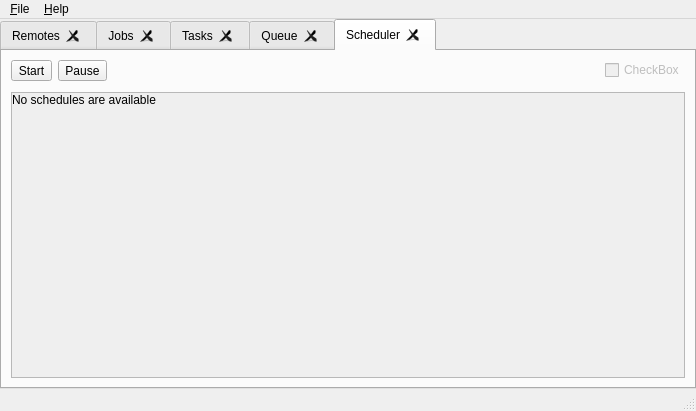
Qt form src/main_window.ui (Bdrey503/RcloneBrowser) before a commit.
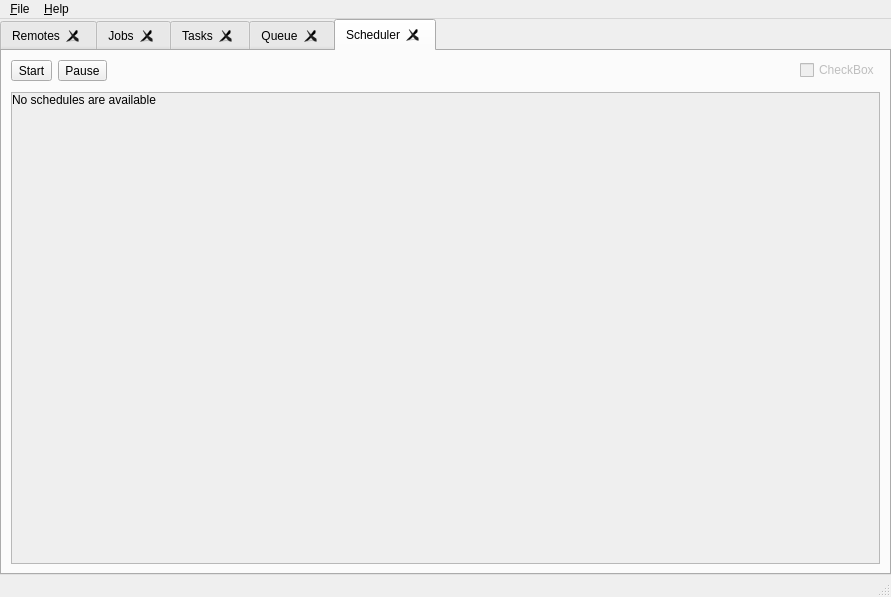
The same form after that commit.

The edit to the form file:
```diff
--- a/src/main_window.ui
+++ b/src/main_window.ui
@@ -6,8 +6,8 @@
    <rect>
     <x>0</x>
     <y>0</y>
-    <width>696</width>
-    <height>411</height>
+    <width>891</width>
+    <height>597</height>
    </rect>
   </property>
   <property name="windowTitle">
@@ -722,6 +722,39 @@
             </property>
            </widget>
           </item>
+          <item>
+           <spacer name="horizontalSpacer_10">
+            <property name="orientation">
+             <enum>Qt::Horizontal</enum>
+            </property>
+            <property name="sizeType">
+             <enum>QSizePolicy::Fixed</enum>
+            </property>
+            <property name="sizeHint" stdset="0">
+             <size>
+              <width>40</width>
+              <height>20</height>
+             </size>
+            </property>
+           </spacer>
+          </item>
+          <item>
+           <widget class="QLabel" name="labelSchedulerInfoStart">
+            <property name="styleSheet">
+             <string notr="true">color: green; font-weight: bold;</string>
+            </property>
+            <property name="text">
+             <string/>
+            </property>
+           </widget>
+          </item>
+          <item>
+           <widget class="QLabel" name="labelSchedulerInfoStop">
+            <property name="text">
+             <string/>
+            </property>
+           </widget>
+          </item>
           <item>
            <spacer name="horizontalSpacer_19">
             <property name="orientation">
@@ -773,8 +806,8 @@
             <rect>
              <x>0</x>
              <y>0</y>
-             <width>648</width>
-             <height>245</height>
+             <width>843</width>
+             <height>431</height>
             </rect>
            </property>
            <layout class="QVBoxLayout" name="verticalLayout_7">
@@ -829,7 +862,7 @@
     <rect>
      <x>0</x>
      <y>0</y>
-     <width>696</width>
+     <width>891</width>
      <height>22</height>
     </rect>
    </property>
```
Left out of the diff: 6 changed lines with no effect on the pictures.
